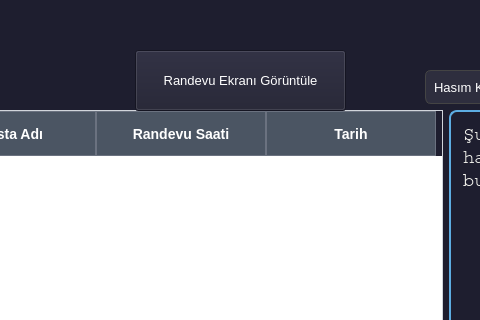
The window that src/randevular.ui (vy-randevu-yonetim-sistemi/randevu-yonetim-sistemi) describes before a commit, drawn with Qt 5; both pictures show x 285 to 765 and y 0 to 320 of the 1159 by 889 pixel window.
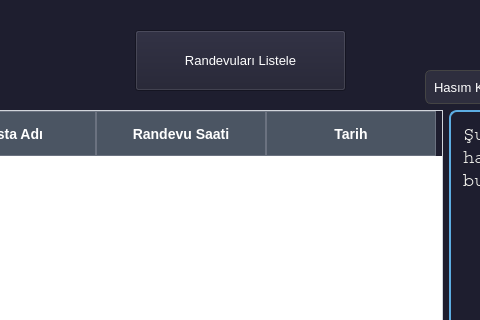
The same window after the commit.

Commit message: Backend değişiklikleri entegre edildi

The edit to the form file:
```diff
--- a/src/randevular.ui
+++ b/src/randevular.ui
@@ -329,13 +329,13 @@
     <property name="geometry">
      <rect>
       <x>420</x>
-      <y>50</y>
+      <y>30</y>
       <width>211</width>
       <height>61</height>
      </rect>
     </property>
     <property name="text">
-     <string>Randevu Ekranı Görüntüle</string>
+     <string>Randevuları Listele</string>
     </property>
    </widget>
    <widget class="QComboBox" name="comboBoxDoktor">
```
Left out of the diff: 2 changed lines with no effect on the pictures. The commit also changes 2 other files.
